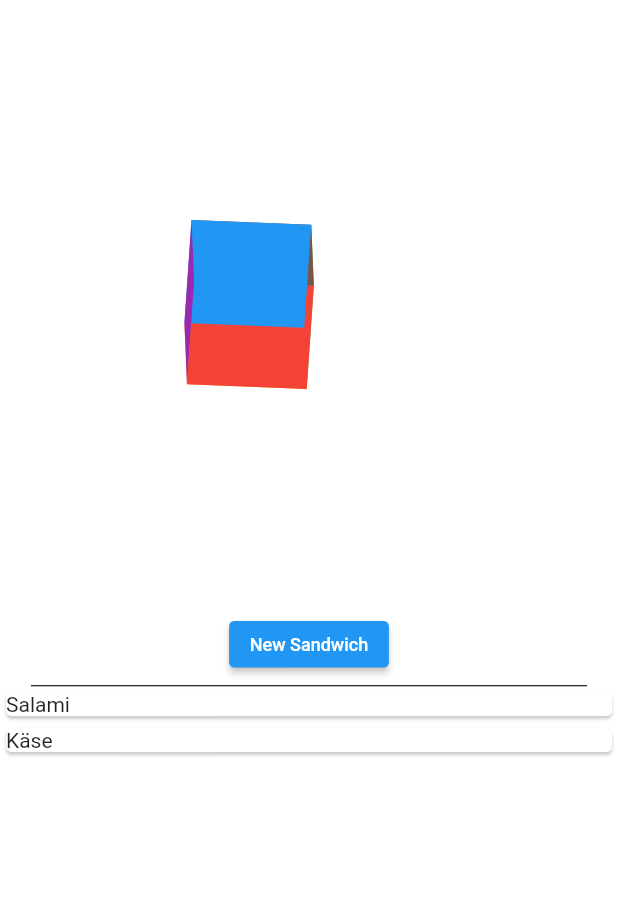
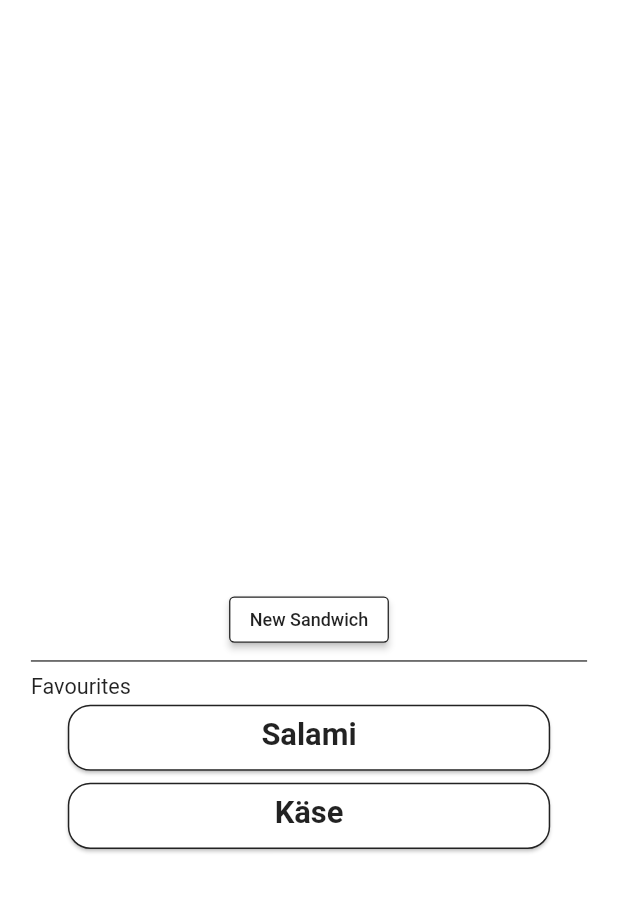
Before and after one commit to kaii0824/version_1, a Flutter app: the screen it shows after launch, on a phone screen of 412 x 824 dp, the part 148-1061 px from its top. Run offline on Flutter 3.47's test engine with Material 2 defaults, Android fonts, the phone set to English and light mode, and no system bars; missing offline and left inert: image_sequence_animator.

Commit message:
lib/globals.dart

```diff
--- a/lib/globals.dart
+++ b/lib/globals.dart
@@ -15,6 +15,8 @@ library version_1.globals;
 //Lists
 List<String> favourites = ['Salami', 'Käse'];
 
+List<String> dispenserIngredients = ['Salami', 'Brot', 'Ketchup', 'Tomaten'];
+
 //Maps
 
 
--- a/lib/screens/welcome_screen.dart
+++ b/lib/screens/welcome_screen.dart
@@ -1,10 +1,9 @@
 //Import Flutter libraries:
 import 'package:flutter/material.dart';
-import 'dart:math';
-import 'package:vector_math/vector_math_64.dart' show Vector3;
 
 //Import other Files
 import 'package:version_1/globals.dart';
+import 'package:version_1/screens/create_sandwich.dart';
 
 //======================================================================
 //This builds the screen that is seen first when the App starts.
@@ -24,60 +23,10 @@ class StartScreen extends StatefulWidget {
   State<StartScreen> createState() => _StartScreenState();
 }
 
-class _StartScreenState extends State<StartScreen> with TickerProviderStateMixin{
-
-  late AnimationController _xController;   //controlls x-Axis Animation
-  late AnimationController _yController;   //controlls y-Axis Animation
-  late AnimationController _zController;   //controlls z-Axis Animation
-
-  late Tween<double> _animation;
-
-  @override
-  void initState() {
-    super.initState();
-
-    _xController = AnimationController(
-      vsync: this,
-      duration: const Duration(seconds: 20)
-    );
-
-    _yController = AnimationController(
-      vsync: this,
-      duration: const Duration(seconds: 30)
-    );
-
-    _zController = AnimationController(
-      vsync: this,
-      duration: const Duration(seconds: 40)
-    );
-
-    _animation = Tween<double>(
-      begin: 0,
-      end: pi * 2,
-    );
-  }
-
-  @override
-  void dispose() {
-    _xController.dispose();
-    _yController.dispose();
-    _zController.dispose();
-    super.dispose();
-  }
+class _StartScreenState extends State<StartScreen>{
 
   @override
   Widget build(BuildContext context) {
-    _xController
-      ..reset()
-      ..repeat();
-
-    _yController
-      ..reset()
-      ..repeat();
-
-    _zController
-      ..reset()
-      ..repeat();
 
     return Scaffold(
       backgroundColor: Colors.white,
@@ -104,92 +53,8 @@ class _StartScreenState extends State<StartScreen> with TickerProviderStateMixin
             ),
 
             SizedBox(
-              height: MediaQuery.of(context).size.height * 0.496,
+              height: MediaQuery.of(context).size.height * 0.476,
               width: MediaQuery.of(context).size.width,
-              child: Center(
-                child: AnimatedBuilder(
-                  animation: Listenable.merge([
-                    _xController,
-                    _yController,
-                    _zController,
-                  ]),
-                  builder: (context, child) {
-                    return Transform(
-                      alignment: Alignment.center,
-                      transform: Matrix4.identity()
-                        ..rotateX(_animation.evaluate(_xController))
-                        ..rotateY(_animation.evaluate(_yController))
-                        ..rotateZ(_animation.evaluate(_zController)),
-                      child: Stack(
-                        children: [
-                          //Front
-                          Container(
-                            height: 80,
-                            width: 80,
-                            color: Colors.green,
-                          ),
-
-                          //top
-                          Transform(
-                            alignment: Alignment.topCenter,
-                            transform: Matrix4.identity()..rotateX(-pi / 2),
-                            child: Container(
-                              height: 80,
-                              width: 80,
-                              color: Colors.orange,
-                            ),
-                          ),
-
-                          //bottom
-                          Transform(
-                            alignment: Alignment.bottomCenter,
-                            transform: Matrix4.identity()..rotateX(pi / 2),
-                            child: Container(
-                              height: 80,
-                              width: 80,
-                              color: Colors.brown,
-                            ),
-                          ),
-
-                          //left
-                          Transform(
-                            alignment: Alignment.centerLeft,
-                            transform: Matrix4.identity()..rotateY(pi / 2),
-                            child: Container(
-                              height: 80,
-                              width: 80,
-                              color: Colors.red,
-                            ),
-                          ),
-
-                          //right
-                          Transform(
-                            alignment: Alignment.centerRight,
-                            transform: Matrix4.identity()..rotateY(-pi / 2),
-                            child: Container(
-                              height: 80,
-                              width: 80,
-                              color: Colors.blue,
-                            ),
-                          ),
-
-                          //Back
-                          Transform(
-                            alignment: Alignment.center,
-                            transform: Matrix4.identity()
-                              ..translate(Vector3(0, 0, -80)),
-                            child: Container(
-                              height: 80,
-                              width: 80,
-                              color: Colors.purple,
-                            ),
-                          ),
-                        ],
-                      ),
-                    );
-                  },
-                ),
-              ),
             ),
 
             SizedBox(
@@ -197,8 +62,22 @@ class _StartScreenState extends State<StartScreen> with TickerProviderStateMixin
               width: MediaQuery.of(context).size.width * 0.5,
               child: FittedBox(
                 child: ElevatedButton(
-                  onPressed: (){},
-                  child: const Text("New Sandwich"),
+                  onPressed: (){
+                    Navigator.push(
+                        context,
+                        MaterialPageRoute(
+                            builder: (context) => const CreateSandwich()));
+                  },
+                  style: ElevatedButton.styleFrom(
+                          backgroundColor: Colors.white,
+                          side: const BorderSide(color: Colors.black87),
+                        ),
+                  child: const Text(
+                    "New Sandwich",
+                    style: TextStyle(
+                      color: Colors.black87
+                    ),
+                  ),
                 ),
               ),
             ),
@@ -215,22 +94,81 @@ class _StartScreenState extends State<StartScreen> with TickerProviderStateMixin
             ),
 
             SizedBox(
-              height: MediaQuery.of(context).size.height * 0.325,
+              height: MediaQuery.of(context).size.height * 0.01,
               width: MediaQuery.of(context).size.width,
+            ),
+
+            SizedBox(
+              height: MediaQuery.of(context).size.height * 0.02,
+              width: MediaQuery.of(context).size.width * 0.9,
+              child: Row(
+                mainAxisAlignment: MainAxisAlignment.start,
+                children: [
+              SizedBox(
+                  height: MediaQuery.of(context).size.height * 0.02,
+                  child: const FittedBox(
+                    child: Text(
+                      "Favourites",
+                      style: TextStyle(
+                          color: Colors.black87,
+                      ),
+                    ),
+                  )),
+                ],
+              ),
+            ),
+
+            SizedBox(
+              height: MediaQuery.of(context).size.height * 0.315,
+              width: MediaQuery.of(context).size.width * 0.8,
               child: ListView.builder(
                 itemCount: favourites.length,
                 itemBuilder: ((context, index) {
-                  return Card(
-                    child: Text(
-                      favourites[index]
-                    ),
-                  );
+                  return FavouriteSandwiches(index_: index,);
                 })
               ),
             ),
-
         ],
       ),
     );
   }
 }
+
+
+///Widget that builds the Graphics for favourite Sandwiches
+class FavouriteSandwiches extends StatelessWidget {
+  const FavouriteSandwiches({super.key, required this.index_});
+
+  final int index_;
+
+  @override
+  Widget build(BuildContext context) {
+    return Card(
+      color: Colors.white,
+      shape: const RoundedRectangleBorder(
+        borderRadius: BorderRadius.all(Radius.circular(15)),
+        side: BorderSide(
+          color: Colors.black87
+        )
+      ),
+      child: Padding(
+        padding: const EdgeInsets.all(8),
+        child: Column(
+          children: [
+            Text(
+              favourites[index_],
+              style: TextStyle(
+                fontSize: MediaQuery.of(context).size.height * 0.025,
+                fontWeight: FontWeight.bold,
+                color: Colors.black87
+              ),
+            ),
+            SizedBox(
+              height: MediaQuery.of(context).size.height * 0.005,
+            ),
+          ],
+        ),
+      ),
+    );
+  }
+}
```
Also changed, not shown: lib/screens/create_sandwich.dart (added, +272 -0 lines), lib/screens/dispenser_info.dart (+39 -21 lines), lib/screens/settings.dart (+76 -2 lines), lib/main.dart (line endings or trailing spaces).
